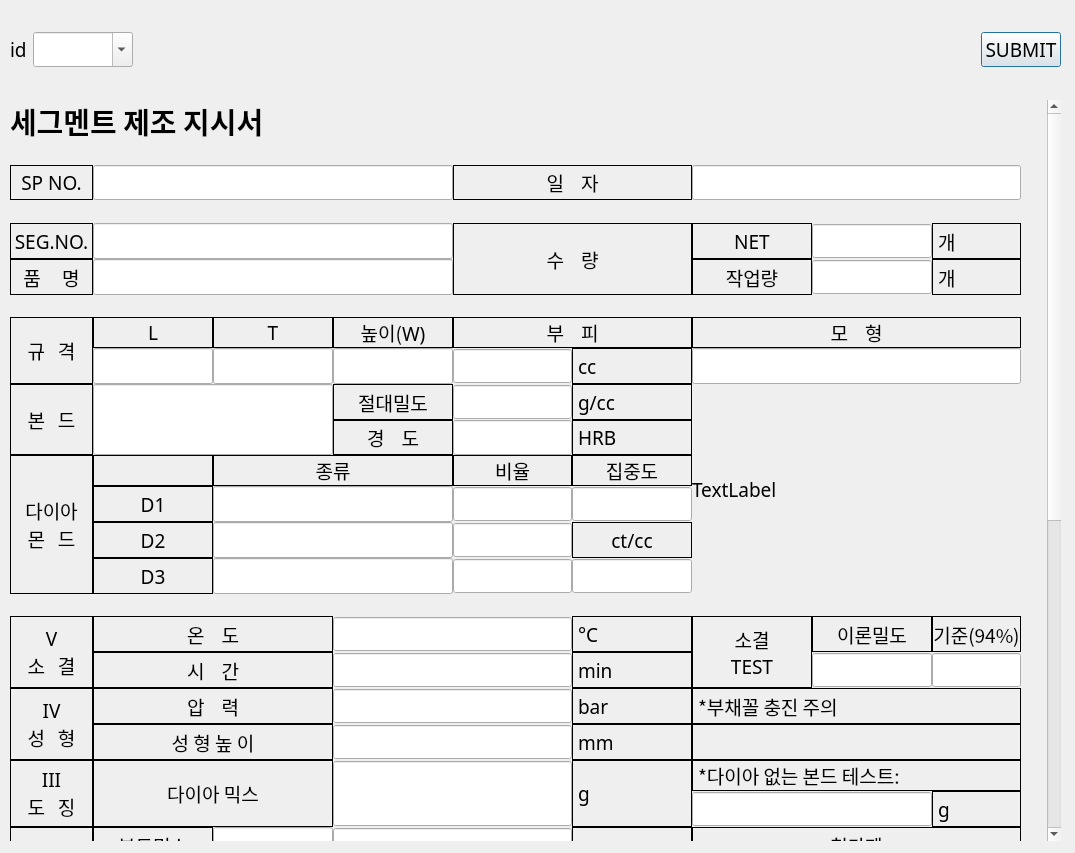
First picture: the form in ui/spWidget.ui, repository SuhYeoJee/OrderManager, before the edit.
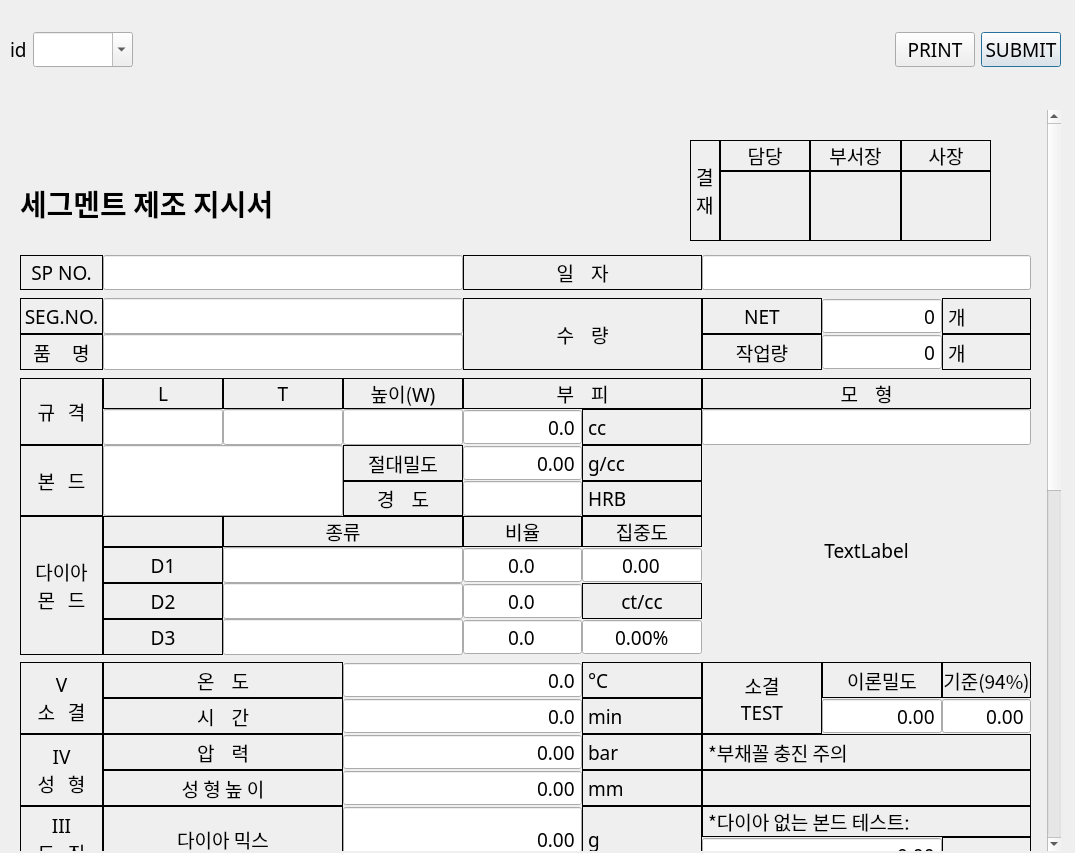
Second picture: the form after the edit.

```diff
--- a/ui/spWidget.ui
+++ b/ui/spWidget.ui
@@ -23,7 +23,7 @@
    <property name="geometry">
     <rect>
      <x>10</x>
-     <y>100</y>
+     <y>110</y>
      <width>1051</width>
      <height>741</height>
     </rect>
@@ -44,21 +44,21 @@
     <property name="geometry">
      <rect>
       <x>0</x>
-      <y>-120</y>
+      <y>-300</y>
       <width>1030</width>
-      <height>1300</height>
+      <height>1440</height>
      </rect>
     </property>
     <widget class="QWidget" name="gridLayoutWidget_5">
      <property name="geometry">
       <rect>
-       <x>0</x>
+       <x>10</x>
        <y>0</y>
        <width>1011</width>
        <height>1211</height>
       </rect>
      </property>
-     <layout class="QGridLayout" name="gridLayout_5" rowstretch="3,0,0,0,0,0,0,0,0,0,0,0,0,0,0,0,0,0,0,0,0,0,0,0,0,0,0,0,0,0,0,0" columnstretch="5,0,0,0,0,0,0,0,0">
+     <layout class="QGridLayout" name="gridLayout_5" rowstretch="15,4,3,1,3,3,1,3,3,3,3,3,3,3,3,1,3,3,3,3,3,3,3,3,3,3,3,3,3,3,1,20" columnstretch="5,0,0,0,0,0,0,0,0">
       <property name="spacing">
        <number>0</number>
       </property>
@@ -147,7 +147,7 @@
          <enum>QAbstractSpinBox::NoButtons</enum>
         </property>
         <property name="specialValueText">
-         <string> </string>
+         <string/>
         </property>
         <property name="decimals">
          <number>1</number>
@@ -191,7 +191,7 @@
          <enum>QAbstractSpinBox::NoButtons</enum>
         </property>
         <property name="specialValueText">
-         <string> </string>
+         <string/>
         </property>
         <property name="maximum">
          <double>999999.000000000000000</double>
@@ -216,7 +216,7 @@
          <enum>QAbstractSpinBox::NoButtons</enum>
         </property>
         <property name="specialValueText">
-         <string> </string>
+         <string/>
         </property>
         <property name="decimals">
          <number>1</number>
@@ -347,7 +347,7 @@
          <enum>QAbstractSpinBox::NoButtons</enum>
         </property>
         <property name="specialValueText">
-         <string> </string>
+         <string/>
         </property>
         <property name="decimals">
          <number>1</number>
@@ -394,7 +394,7 @@
          <enum>QAbstractSpinBox::NoButtons</enum>
         </property>
         <property name="specialValueText">
-         <string> </string>
+         <string/>
         </property>
        </widget>
       </item>
@@ -606,7 +606,7 @@
          <enum>QAbstractSpinBox::NoButtons</enum>
         </property>
         <property name="specialValueText">
-         <string> </string>
+         <string/>
         </property>
         <property name="decimals">
          <number>1</number>
@@ -656,7 +656,7 @@
          <enum>QAbstractSpinBox::NoButtons</enum>
         </property>
         <property name="specialValueText">
-         <string> </string>
+         <string/>
         </property>
         <property name="decimals">
          <number>1</number>
@@ -684,7 +684,7 @@
          <enum>QAbstractSpinBox::NoButtons</enum>
         </property>
         <property name="specialValueText">
-         <string> </string>
+         <string/>
         </property>
         <property name="decimals">
          <number>1</number>
@@ -756,7 +756,7 @@
          <enum>QAbstractSpinBox::NoButtons</enum>
         </property>
         <property name="specialValueText">
-         <string> </string>
+         <string/>
         </property>
         <property name="decimals">
          <number>1</number>
@@ -823,7 +823,7 @@
          <enum>QAbstractSpinBox::NoButtons</enum>
         </property>
         <property name="specialValueText">
-         <string> </string>
+         <string/>
         </property>
         <property name="maximum">
          <double>999999.000000000000000</double>
@@ -889,7 +889,7 @@
          <enum>QAbstractSpinBox::NoButtons</enum>
         </property>
         <property name="specialValueText">
-         <string> </string>
+         <string/>
         </property>
        </widget>
       </item>
@@ -968,7 +968,7 @@
          <enum>QAbstractSpinBox::NoButtons</enum>
         </property>
         <property name="specialValueText">
-         <string> </string>
+         <string/>
         </property>
         <property name="maximum">
          <double>999999.000000000000000</double>
@@ -1155,7 +1155,7 @@
          <enum>QAbstractSpinBox::NoButtons</enum>
         </property>
         <property name="specialValueText">
-         <string> </string>
+         <string/>
         </property>
         <property name="maximum">
          <double>999999.000000000000000</double>
@@ -1225,7 +1225,7 @@
          <enum>QAbstractSpinBox::NoButtons</enum>
         </property>
         <property name="specialValueText">
-         <string> </string>
+         <string/>
         </property>
         <property name="maximum">
          <number>999999</number>
@@ -1323,7 +1323,7 @@
          <enum>QAbstractSpinBox::NoButtons</enum>
         </property>
         <property name="specialValueText">
-         <string> </string>
+         <string/>
         </property>
         <property name="decimals">
          <number>1</number>
@@ -1388,7 +1388,7 @@
          <enum>QAbstractSpinBox::NoButtons</enum>
         </property>
         <property name="specialValueText">
-         <string> </string>
+         <string/>
         </property>
         <property name="decimals">
          <number>1</number>
@@ -1454,7 +1454,7 @@
          <enum>QAbstractSpinBox::NoButtons</enum>
         </property>
         <property name="specialValueText">
-         <string> </string>
+         <string/>
         </property>
         <property name="decimals">
          <number>1</number>
@@ -1485,7 +1485,7 @@
          <enum>QAbstractSpinBox::NoButtons</enum>
         </property>
         <property name="specialValueText">
-         <string> </string>
+         <string/>
         </property>
         <property name="maximum">
          <double>999999.000000000000000</double>
@@ -1510,7 +1510,7 @@
          <enum>QAbstractSpinBox::NoButtons</enum>
         </property>
         <property name="specialValueText">
-         <string> </string>
+         <string/>
         </property>
        </widget>
       </item>
@@ -1577,7 +1577,7 @@
          <enum>QAbstractSpinBox::NoButtons</enum>
         </property>
         <property name="specialValueText">
-         <string> </string>
+         <string/>
         </property>
         <property name="maximum">
          <number>999999</number>
@@ -1723,7 +1723,7 @@
          <enum>QAbstractSpinBox::NoButtons</enum>
         </property>
         <property name="specialValueText">
-         <string> </string>
+         <string/>
         </property>
         <property name="maximum">
          <double>999999.000000000000000</double>
@@ -1751,7 +1751,7 @@
          <enum>QAbstractSpinBox::NoButtons</enum>
         </property>
         <property name="specialValueText">
-         <string> </string>
+         <string/>
         </property>
         <property name="decimals">
          <number>1</number>
@@ -1803,7 +1803,7 @@
          <enum>QAbstractSpinBox::NoButtons</enum>
         </property>
         <property name="specialValueText">
-         <string> </string>
+         <string/>
         </property>
         <property name="decimals">
          <number>1</number>
@@ -1846,7 +1846,7 @@
          <string>세그멘트 제조 지시서</string>
         </property>
         <property name="alignment">
-         <set>Qt::AlignLeading|Qt::AlignLeft|Qt::AlignVCenter</set>
+         <set>Qt::AlignBottom|Qt::AlignLeading|Qt::AlignLeft</set>
         </property>
         <property name="margin">
          <number>5</number>
@@ -1890,7 +1890,7 @@
          <enum>QAbstractSpinBox::NoButtons</enum>
         </property>
         <property name="specialValueText">
-         <string> </string>
+         <string/>
         </property>
        </widget>
       </item>
@@ -1931,7 +1931,7 @@
          <enum>QAbstractSpinBox::NoButtons</enum>
         </property>
         <property name="specialValueText">
-         <string> </string>
+         <string/>
         </property>
         <property name="decimals">
          <number>1</number>
@@ -1997,7 +1997,7 @@
          <enum>QAbstractSpinBox::NoButtons</enum>
         </property>
         <property name="specialValueText">
-         <string> </string>
+         <string/>
         </property>
         <property name="decimals">
          <number>1</number>
@@ -2098,7 +2098,7 @@
          <enum>QAbstractSpinBox::NoButtons</enum>
         </property>
         <property name="specialValueText">
-         <string> </string>
+         <string/>
         </property>
         <property name="maximum">
          <double>999999.000000000000000</double>
@@ -2158,7 +2158,7 @@
          <enum>QAbstractSpinBox::NoButtons</enum>
         </property>
         <property name="specialValueText">
-         <string> </string>
+         <string/>
         </property>
         <property name="decimals">
          <number>1</number>
@@ -2243,7 +2243,7 @@
          <enum>QAbstractSpinBox::NoButtons</enum>
         </property>
         <property name="specialValueText">
-         <string> </string>
+         <string/>
         </property>
         <property name="maximum">
          <double>999999.000000000000000</double>
@@ -2271,7 +2271,7 @@
          <enum>QAbstractSpinBox::NoButtons</enum>
         </property>
         <property name="specialValueText">
-         <string> </string>
+         <string/>
         </property>
         <property name="decimals">
          <number>1</number>
@@ -2394,7 +2394,7 @@
          <enum>QAbstractSpinBox::NoButtons</enum>
         </property>
         <property name="specialValueText">
-         <string> </string>
+         <string/>
         </property>
         <property name="maximum">
          <double>99.989999999999995</double>
@@ -2422,7 +2422,7 @@
          <enum>QAbstractSpinBox::NoButtons</enum>
         </property>
         <property name="specialValueText">
-         <string> </string>
+         <string/>
         </property>
         <property name="decimals">
          <number>1</number>
@@ -2529,7 +2529,7 @@
          <enum>QAbstractSpinBox::NoButtons</enum>
         </property>
         <property name="specialValueText">
-         <string> </string>
+         <string/>
         </property>
         <property name="decimals">
          <number>1</number>
@@ -2630,7 +2630,7 @@
          <enum>QAbstractSpinBox::NoButtons</enum>
         </property>
         <property name="specialValueText">
-         <string> </string>
+         <string/>
         </property>
        </widget>
       </item>
@@ -2652,7 +2652,7 @@
          <enum>QAbstractSpinBox::NoButtons</enum>
         </property>
         <property name="specialValueText">
-         <string> </string>
+         <string/>
         </property>
         <property name="decimals">
          <number>1</number>
@@ -2721,7 +2721,7 @@
          <enum>QAbstractSpinBox::NoButtons</enum>
         </property>
         <property name="specialValueText">
-         <string> </string>
+         <string/>
         </property>
         <property name="decimals">
          <number>1</number>
@@ -2790,7 +2790,7 @@
          <enum>QAbstractSpinBox::NoButtons</enum>
         </property>
         <property name="specialValueText">
-         <string> </string>
+         <string/>
         </property>
         <property name="decimals">
          <number>1</number>
@@ -2837,7 +2837,7 @@
          <enum>QAbstractSpinBox::NoButtons</enum>
         </property>
         <property name="specialValueText">
-         <string> </string>
+         <string/>
         </property>
         <property name="decimals">
          <number>1</number>
@@ -2931,7 +2931,7 @@
          <enum>QAbstractSpinBox::NoButtons</enum>
         </property>
         <property name="specialValueText">
-         <string> </string>
+         <string/>
         </property>
         <property name="decimals">
          <number>1</number>
@@ -3141,7 +3141,7 @@
          <enum>QAbstractSpinBox::NoButtons</enum>
         </property>
         <property name="specialValueText">
-         <string> </string>
+         <string/>
         </property>
         <property name="suffix">
          <string>%</string>
@@ -3153,6 +3153,104 @@
         <property name="text">
          <string>TextLabel</string>
         </property>
+        <property name="alignment">
+         <set>Qt::AlignCenter</set>
+        </property>
+       </widget>
+      </item>
+     </layout>
+    </widget>
+    <widget class="QWidget" name="gridLayoutWidget">
+     <property name="geometry">
+      <rect>
+       <x>680</x>
+       <y>30</y>
+       <width>301</width>
+       <height>101</height>
+      </rect>
+     </property>
+     <layout class="QGridLayout" name="gridLayout" rowstretch="1,3" columnstretch="1,3,3,3">
+      <property name="spacing">
+       <number>0</number>
+      </property>
+      <item row="0" column="3">
+       <widget class="QLabel" name="label_4">
+        <property name="frameShape">
+         <enum>QFrame::Box</enum>
+        </property>
+        <property name="text">
+         <string>사장</string>
+        </property>
+        <property name="alignment">
+         <set>Qt::AlignCenter</set>
+        </property>
+       </widget>
+      </item>
+      <item row="0" column="1">
+       <widget class="QLabel" name="label_2">
+        <property name="frameShape">
+         <enum>QFrame::Box</enum>
+        </property>
+        <property name="text">
+         <string>담당</string>
+        </property>
+        <property name="alignment">
+         <set>Qt::AlignCenter</set>
+        </property>
+       </widget>
+      </item>
+      <item row="0" column="2">
+       <widget class="QLabel" name="label_3">
+        <property name="frameShape">
+         <enum>QFrame::Box</enum>
+        </property>
+        <property name="text">
+         <string>부서장</string>
+        </property>
+        <property name="alignment">
+         <set>Qt::AlignCenter</set>
+        </property>
+       </widget>
+      </item>
+      <item row="0" column="0" rowspan="2">
+       <widget class="QLabel" name="label_5">
+        <property name="frameShape">
+         <enum>QFrame::Box</enum>
+        </property>
+        <property name="text">
+         <string>결
+재</string>
+        </property>
+       </widget>
+      </item>
+      <item row="1" column="1">
+       <widget class="QLabel" name="label_6">
+        <property name="frameShape">
+         <enum>QFrame::Box</enum>
+        </property>
+        <property name="text">
+         <string/>
+        </property>
+       </widget>
+      </item>
+      <item row="1" column="2">
+       <widget class="QLabel" name="label_7">
+        <property name="frameShape">
+         <enum>QFrame::Box</enum>
+        </property>
+        <property name="text">
+         <string/>
+        </property>
+       </widget>
+      </item>
+      <item row="1" column="3">
+       <widget class="QLabel" name="label_8">
+        <property name="frameShape">
+         <enum>QFrame::Box</enum>
+        </property>
+        <property name="text">
+         <string/>
+        </property>
        </widget>
       </item>
      </layout>
@@ -3169,20 +3267,6 @@
     </rect>
    </property>
    <layout class="QGridLayout" name="gridLayout_4">
-    <item row="0" column="1">
-     <widget class="QComboBox" name="idComboBox">
-      <property name="editable">
-       <bool>true</bool>
-      </property>
-     </widget>
-    </item>
-    <item row="0" column="4">
-     <widget class="QPushButton" name="submitBtn">
-      <property name="text">
-       <string>SUBMIT</string>
-      </property>
-     </widget>
-    </item>
     <item row="0" column="0">
      <widget class="QLabel" name="label_12">
       <property name="text">
@@ -3203,6 +3287,27 @@
       </property>
      </spacer>
     </item>
+    <item row="0" column="5">
+     <widget class="QPushButton" name="submitBtn">
+      <property name="text">
+       <string>SUBMIT</string>
+      </property>
+     </widget>
+    </item>
+    <item row="0" column="1">
+     <widget class="QComboBox" name="idComboBox">
+      <property name="editable">
+       <bool>true</bool>
+      </property>
+     </widget>
+    </item>
+    <item row="0" column="4">
+     <widget class="QPushButton" name="printBtn">
+      <property name="text">
+       <string>PRINT</string>
+      </property>
+     </widget>
+    </item>
    </layout>
   </widget>
  </widget>
```
